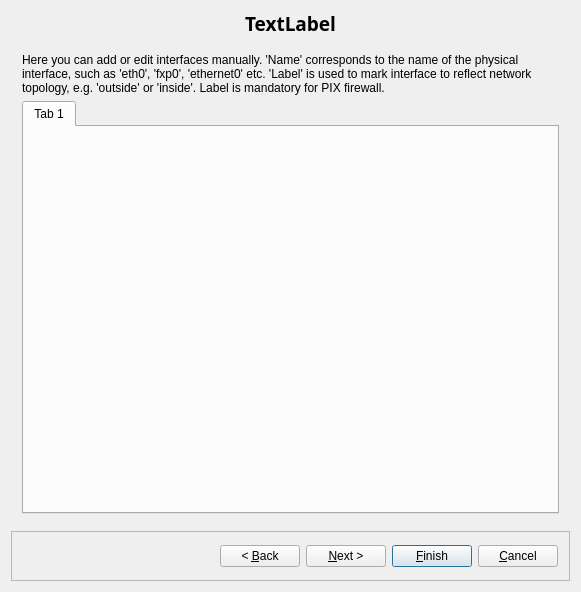
fwbuilder/fwbuilder, file src/gui/newfirewalldialog_q.ui: the form before one commit.
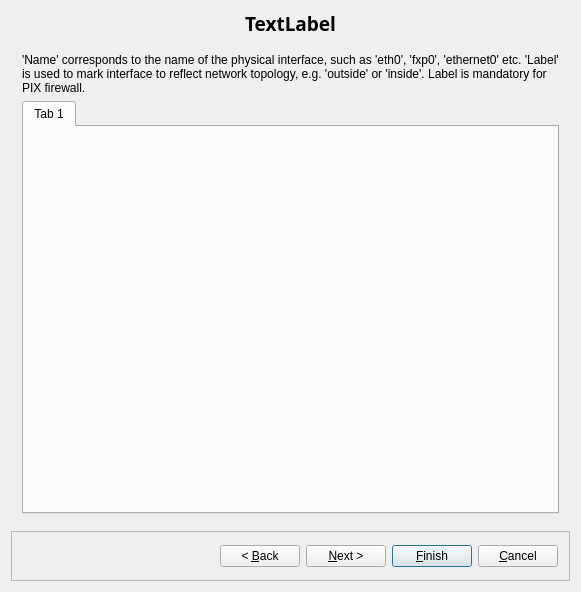
The form after the commit. The open tabs and pages were chosen to show the change. Icons and pictures are not drawn. Custom widgets are drawn as their Qt base class.

Commit message: rearranged elements in the interface editor widget to reduce its height. See #1613

Patch:
```diff
--- a/src/gui/newfirewalldialog_q.ui
+++ b/src/gui/newfirewalldialog_q.ui
@@ -752,7 +752,7 @@
        <item>
         <widget class="QLabel" name="label">
          <property name="text">
-          <string>Here you can add or edit interfaces manually. 'Name' corresponds to the name of the physical interface, such as 'eth0', 'fxp0', 'ethernet0' etc. 'Label' is used to mark interface to reflect network topology, e.g. 'outside' or 'inside'. Label is mandatory for PIX firewall.</string>
+          <string>'Name' corresponds to the name of the physical interface, such as 'eth0', 'fxp0', 'ethernet0' etc. 'Label' is used to mark interface to reflect network topology, e.g. 'outside' or 'inside'. Label is mandatory for PIX firewall.</string>
          </property>
          <property name="wordWrap">
           <bool>true</bool>
```
The commit also changes 2 other files.
